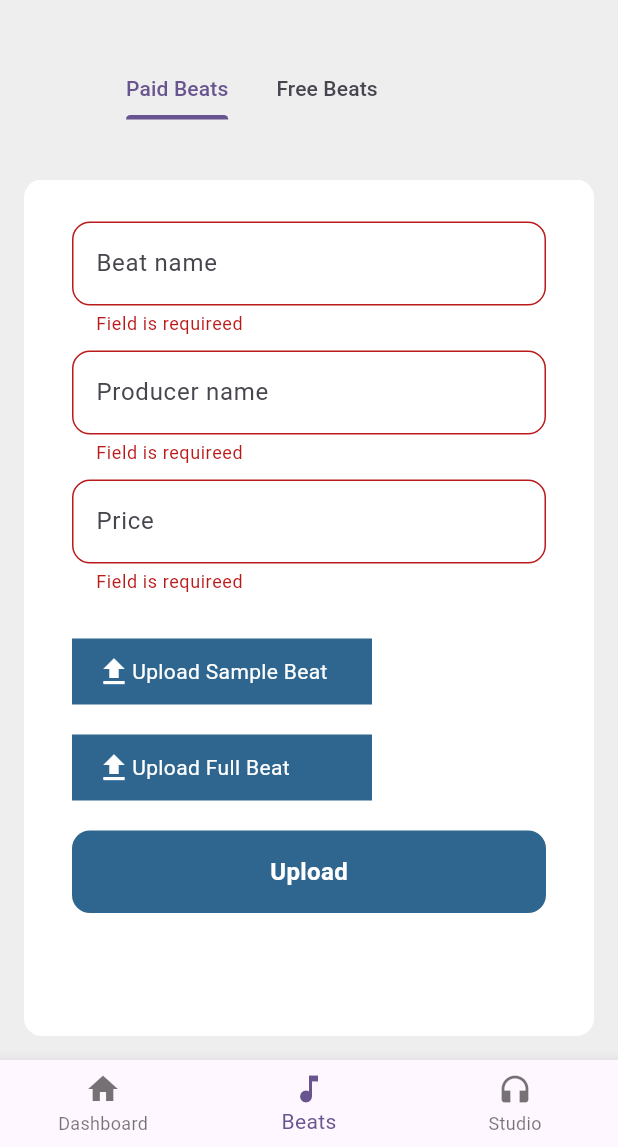
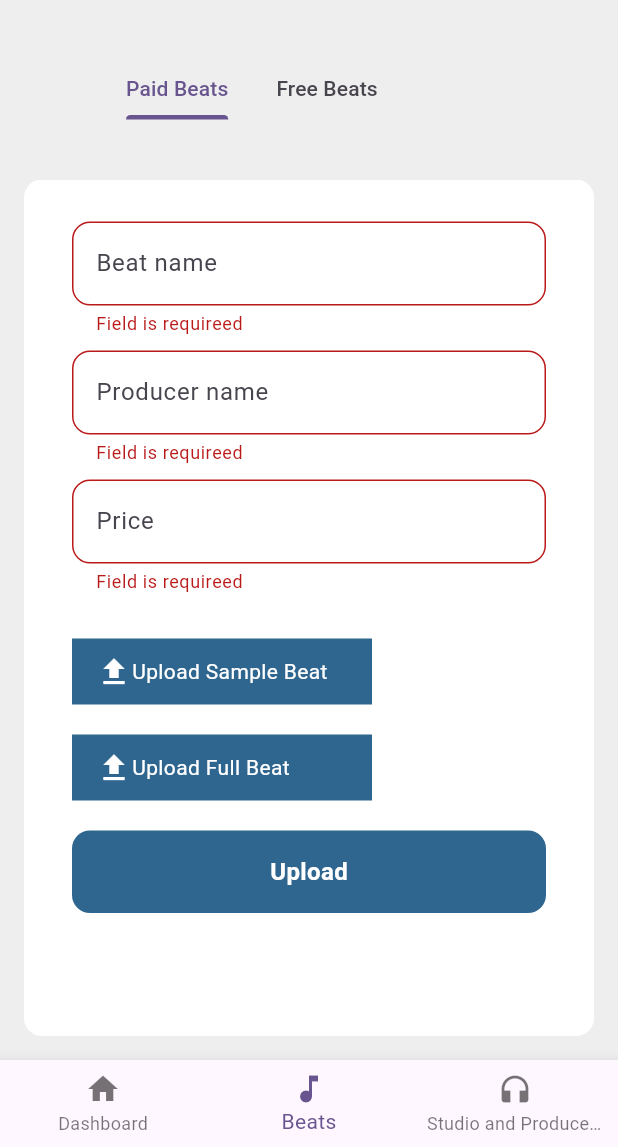
Before and after one commit to rjlama07/admin_pannel_flutter, a Flutter app: the screen it shows after launch, item 2 of the bottom bar chosen, after a tap on "Upload", on a phone screen of 412 x 824 dp, the part 89-1236 px from its top. Run offline on Flutter 3.47's test engine with Material 2 defaults, Android fonts, the phone set to English and light mode, and no system bars; our stand-ins replace dio, file_picker, get, lottie.

Commit message:
feat: add Studio

```diff
--- a/lib/constants/constants.dart
+++ b/lib/constants/constants.dart
@@ -7,3 +7,4 @@ String uploadBeatUrl = "${baseURl}upload/uploadBeat";
 String uploadPaidBeatUrl = "${baseURl}upload/postPaidBeat";
 String uploadImage = "${baseURl}upload/uploadImage";
 String addStudioUrl = "${baseURl}upload/addStudio";
+String addProduerUrl = "${baseURl}producer/addProducer";
--- a/lib/controller/nav_controllerd.dart
+++ b/lib/controller/nav_controllerd.dart
@@ -1,16 +1,17 @@
 import 'package:admin_pannel/view/beat_page/beat_page.dart';
 import 'package:admin_pannel/view/dashboard/dashboard.dart';
-import 'package:admin_pannel/view/studio_page/studio_page.dart';
+import 'package:admin_pannel/view/studio_and_producer/studio_and_producer.dart';
+
 import 'package:flutter/material.dart';
 import 'package:get/state_manager.dart';
 
 class NavController extends GetxController {
   RxInt selectedIndex = 0.obs;
-  List<Widget> pages = const [DashBoard(), BeatPage(), StudioPage()];
+  List<Widget> pages = const [DashBoard(), BeatPage(), StudioAndProducer()];
   List<NavBarItems> navbarItems = [
     NavBarItems(lable: "Dashboard", icon: Icons.home),
     NavBarItems(lable: "Beats", icon: Icons.music_note),
-    NavBarItems(lable: "Studio", icon: Icons.headphones)
+    NavBarItems(lable: "Studio and Producers", icon: Icons.headphones)
   ];
 }
 
--- /dev/null
+++ b/lib/view/studio_and_producer/produer.dart
@@ -0,0 +1,264 @@
+import 'package:admin_pannel/controller/producer_controller.dart';
+import 'package:admin_pannel/model/producer_model.dart';
+import 'package:admin_pannel/widget/hearder.dart';
+import 'package:flutter/material.dart';
+import 'package:get/get.dart';
+
+import '../../controller/beat_controller.dart';
+import '../../controller/studio_controller.dart';
+import '../../widget/custom_button.dart';
+import '../../widget/sucess_message.dart';
+import '../beat_page/widget/paid_beat.dart';
+
+class ProducerPage extends StatelessWidget {
+  const ProducerPage({super.key});
+  static final formKey = GlobalKey<FormState>();
+
+  @override
+  Widget build(BuildContext context) {
+    final nameController = TextEditingController();
+    final ratingController = TextEditingController();
+    final activeSinceController = TextEditingController();
+    final averageDeliveryController = TextEditingController();
+    final controller = Get.put(StudioController());
+    final beatController = Get.put(BeatController());
+
+    final genreController = TextEditingController();
+    final basicVersionController = TextEditingController();
+    final basicRevisionController = TextEditingController();
+    final basicPriceController = TextEditingController();
+    final standardVersionController = TextEditingController();
+    final standardRevisionController = TextEditingController();
+    final standardPriceController = TextEditingController();
+    final premiumVersionController = TextEditingController();
+    final premiumRevisionController = TextEditingController();
+    final premiumPriceController = TextEditingController();
+    final producerController = Get.put(ProducerController());
+
+    return Expanded(
+        child: SingleChildScrollView(
+      child: Column(
+        children: [
+          const SizedBox(
+            height: 20,
+          ),
+          Card(
+            child: Padding(
+              padding: const EdgeInsets.symmetric(horizontal: 16, vertical: 16),
+              child: Form(
+                key: formKey,
+                child: Column(
+                  crossAxisAlignment: CrossAxisAlignment.start,
+                  children: [
+                    Center(
+                      child: GestureDetector(
+                          onTap: () async {
+                            beatController.isImageUplaoding.value = true;
+                            String? image = await beatController
+                                .pickAndGetFormData(isImage: true);
+                            beatController.isImageUplaoding.value = false;
+                            if (image != null) {
+                              producerController.imageUrl.value = image;
+                            }
+                            // }
+                          },
+                          child: Obx(() => Column(
+                                crossAxisAlignment: CrossAxisAlignment.center,
+                                children: [
+                                  CircleAvatar(
+                                      radius: 80,
+                                      backgroundImage: producerController
+                                                  .imageUrl.value !=
+                                              ""
+                                          ? NetworkImage(
+                                              producerController.imageUrl.value)
+                                          : null,
+                                      child: beatController
+                                              .isImageUplaoding.value
+                                          ? const Center(
+                                              child:
+                                                  CircularProgressIndicator())
+                                          : null),
+                                  const SizedBox(height: 2),
+                                  const Text(
+                                    "Upload Image",
+                                    style: TextStyle(color: Colors.blue),
+                                  )
+                                ],
+                              ))),
+                    ),
+                    const SizedBox(height: 20),
+                    customField(hintText: "Name", controller: nameController),
+                    customField(
+                        hintText: "Rating", controller: ratingController),
+                    customField(
+                        hintText: "Active Since",
+                        controller: activeSinceController),
+                    customField(
+                        hintText: "Average Delivery Time",
+                        controller: averageDeliveryController),
+                    customField(
+                        hintText: "Genere", controller: genreController),
+                    const SizedBox(height: 20),
+                    const AppHeader(title: "Package", size: 25),
+                    const SizedBox(height: 20),
+                    Card(
+                      child: Padding(
+                        padding: const EdgeInsets.symmetric(horizontal: 12),
+                        child: Column(
+                          crossAxisAlignment: CrossAxisAlignment.start,
+                          children: [
+                            const SizedBox(height: 20),
+                            const AppHeader(title: "Basic", size: 20),
+                            const SizedBox(height: 20),
+                            customField(
+                                hintText: "Version",
+                                controller: basicVersionController),
+                            customField(
+                                hintText: "Revision",
+                                controller: basicRevisionController),
+                            customField(
+                              hintText: "Price",
+                              controller: basicPriceController,
+                              validator: (p0) {
+                                try {
+                                  double.parse(p0.toString());
+                                } catch (e) {
+                                  return "Enter a valid price";
+                                }
+                              },
+                            ),
+                          ],
+                        ),
+                      ),
+                    ),
+                    Card(
+                      child: Padding(
+                        padding: const EdgeInsets.symmetric(horizontal: 12),
+                        child: Column(
+                          crossAxisAlignment: CrossAxisAlignment.start,
+                          children: [
+                            const SizedBox(height: 20),
+                            const AppHeader(title: "Standard", size: 20),
+                            const SizedBox(height: 20),
+                            customField(
+                                hintText: "Version",
+                                controller: standardVersionController),
+                            customField(
+                                hintText: "Revision",
+                                controller: standardRevisionController),
+                            customField(
+                              hintText: "Price",
+                              controller: standardPriceController,
+                              validator: (p0) {
+                                try {
+                                  double.parse(p0.toString());
+                                } catch (e) {
+                                  return "Enter a valid price";
+                                }
+                              },
+                            ),
+                          ],
+                        ),
+                      ),
+                    ),
+                    Card(
+                      child: Padding(
+                        padding: const EdgeInsets.symmetric(horizontal: 12),
+                        child: Column(
+                          crossAxisAlignment: CrossAxisAlignment.start,
+                          children: [
+                            const SizedBox(height: 20),
+                            const AppHeader(title: "Premium", size: 20),
+                            const SizedBox(height: 20),
+                            customField(
+                                hintText: "Version",
+                                controller: premiumVersionController),
+                            customField(
+                                hintText: "Revision",
+                                controller: premiumRevisionController),
+                            customField(
+                              hintText: "Price",
+                              controller: premiumPriceController,
+                              validator: (p0) {
+                                try {
+                                  double.parse(p0.toString());
+                                } catch (e) {
+                                  return "Enter a valid price";
+                                }
+                              },
+                            ),
+                          ],
+                        ),
+                      ),
+                    ),
+                    const SizedBox(height: 20),
+                    const SizedBox(height: 20),
+                    Obx(() => InkWell(
+                        onTap: () {
+                          if (formKey.currentState!.validate()) {
+                            if (producerController.imageUrl.value != "") {
+                              Package basicPackage = Package(
+                                  price: basicPriceController.text,
+                                  revision: basicRevisionController.text,
+                                  version: basicVersionController.text);
+                              Package standardPackage = Package(
+                                  price: standardPriceController.text,
+                                  revision: standardRevisionController.text,
+                                  version: standardVersionController.text);
+                              Package premiumPackage = Package(
+                                  price: premiumPriceController.text,
+                                  revision: premiumRevisionController.text,
+                                  version: premiumVersionController.text);
+
+                              producerController.addProducer(
+                                  producerModel: ProducerModel(
+                                      name: nameController.text,
+                                      rating: ratingController.text,
+                                      activeSince: activeSinceController.text,
+                                      profileUrl:
+                                          producerController.imageUrl.value,
+                                      averageDeliveryTime:
+                                          averageDeliveryController.text,
+                                      genre: genreController.text,
+                                      package: {
+                                        "basic": basicPackage.toJson(),
+                                        "standard": standardPackage.toJson(),
+                                        "premium": premiumPackage.toJson(),
+                                      }),
+                                  onsucess: () {
+                                    showDialog(
+                                      context: context,
+                                      builder: (context) {
+                                        return SucessMessage(
+                                            message:
+                                                "Producer Uploaded Sucessfully",
+                                            onpressed: () {
+                                              producerController
+                                                  .imageUrl.value = "";
+                                              Get.back();
+                                            },
+                                            buttonlabel: "Ok");
+                                      },
+                                    );
+                                  });
+                            }
+                          } else {
+                            ScaffoldMessenger.of(context).showSnackBar(
+                                const SnackBar(
+                                    content: Text("Plese Upload image")));
+                          }
+                        },
+                        child: CustomButton(
+                            isloading: producerController.isLoading.value,
+                            label: "Add Producer")))
+                  ],
+                ),
+              ),
+            ),
+          ),
+        ],
+      ),
+    ));
+  }
+}
--- /dev/null
+++ b/lib/view/studio_and_producer/studio_and_producer.dart
@@ -0,0 +1,52 @@
+import 'package:admin_pannel/view/studio_and_producer/produer.dart';
+import 'package:admin_pannel/view/studio_page/studio_page.dart';
+import 'package:flutter/material.dart';
+
+import '../../widget/hearder.dart';
+
+class StudioAndProducer extends StatelessWidget {
+  const StudioAndProducer({super.key});
+
+  @override
+  Widget build(BuildContext context) {
+    return const Expanded(
+        child: Padding(
+      padding: EdgeInsets.symmetric(horizontal: 16, vertical: 16),
+      child: Column(
+        crossAxisAlignment: CrossAxisAlignment.start,
+        children: [
+          AppHeader(title: "Studio and Producer"),
+          SizedBox(height: 40),
+          Expanded(
+              child: DefaultTabController(
+            length: 2,
+            child: Column(
+              children: [
+                SizedBox(
+                  height: 40,
+                  child: Align(
+                    alignment: Alignment.centerLeft,
+                    child: TabBar(
+                      isScrollable: true,
+                      dividerColor: Colors.transparent,
+                      tabs: [
+                        Tab(
+                          text: "Add Producer",
+                        ),
+                        Tab(text: "Add Studio")
+                      ],
+                    ),
+                  ),
+                ),
+                SizedBox(height: 40),
+                Expanded(
+                    child:
+                        TabBarView(children: [ProducerPage(), StudioPage()])),
+              ],
+            ),
+          ))
+        ],
+      ),
+    ));
+  }
+}
--- a/lib/view/studio_page/studio_page.dart
+++ b/lib/view/studio_page/studio_page.dart
@@ -26,7 +26,6 @@ class StudioPage extends StatelessWidget {
         child: Column(
           crossAxisAlignment: CrossAxisAlignment.start,
           children: [
-            const AppHeader(title: "Add Studio"),
             const SizedBox(
               height: 20,
             ),
--- a/lib/widget/hearder.dart
+++ b/lib/widget/hearder.dart
@@ -1,8 +1,9 @@
 import 'package:flutter/material.dart';
 
 class AppHeader extends StatelessWidget {
-  const AppHeader({super.key, required this.title});
+  const AppHeader({super.key, required this.title, this.size = 30});
   final String title;
+  final double size;
 
   @override
   Widget build(BuildContext context) {
@@ -11,7 +12,7 @@ class AppHeader extends StatelessWidget {
       children: [
         Text(
           title,
-          style: const TextStyle(fontSize: 30, fontWeight: FontWeight.bold),
+          style: TextStyle(fontSize: size, fontWeight: FontWeight.bold),
         ),
       ],
     );
```
Also changed, not shown: lib/controller/producer_controller.dart (added, +22 -0 lines), lib/model/producer_model.dart (added, +59 -0 lines), 6 other files.
